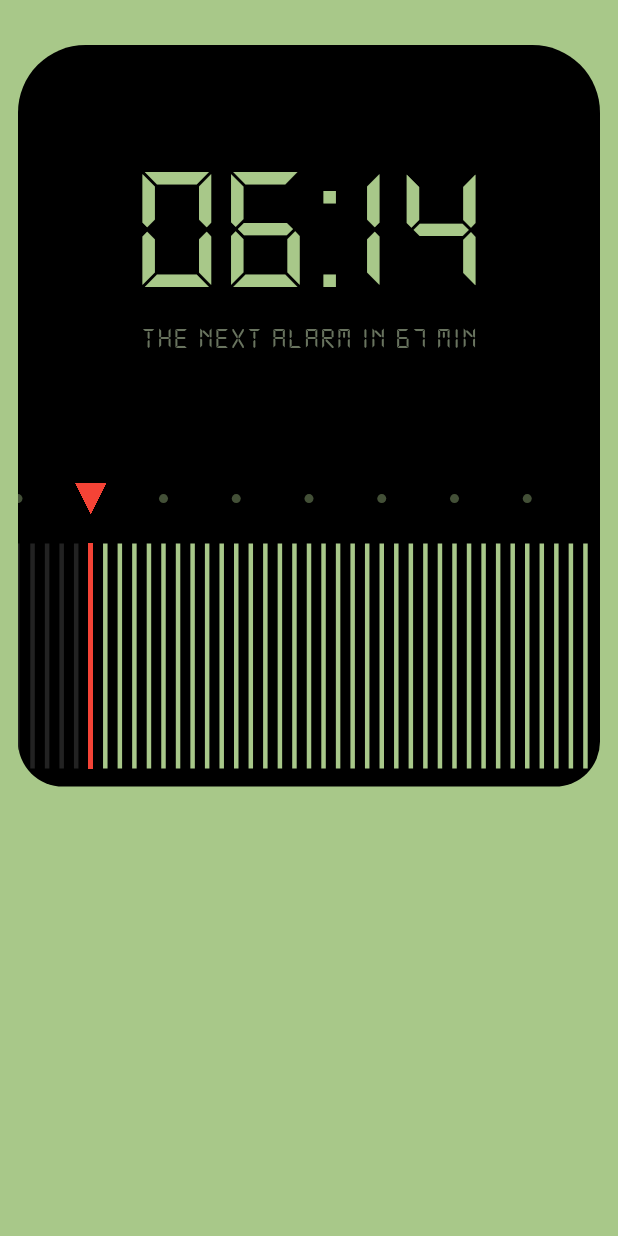
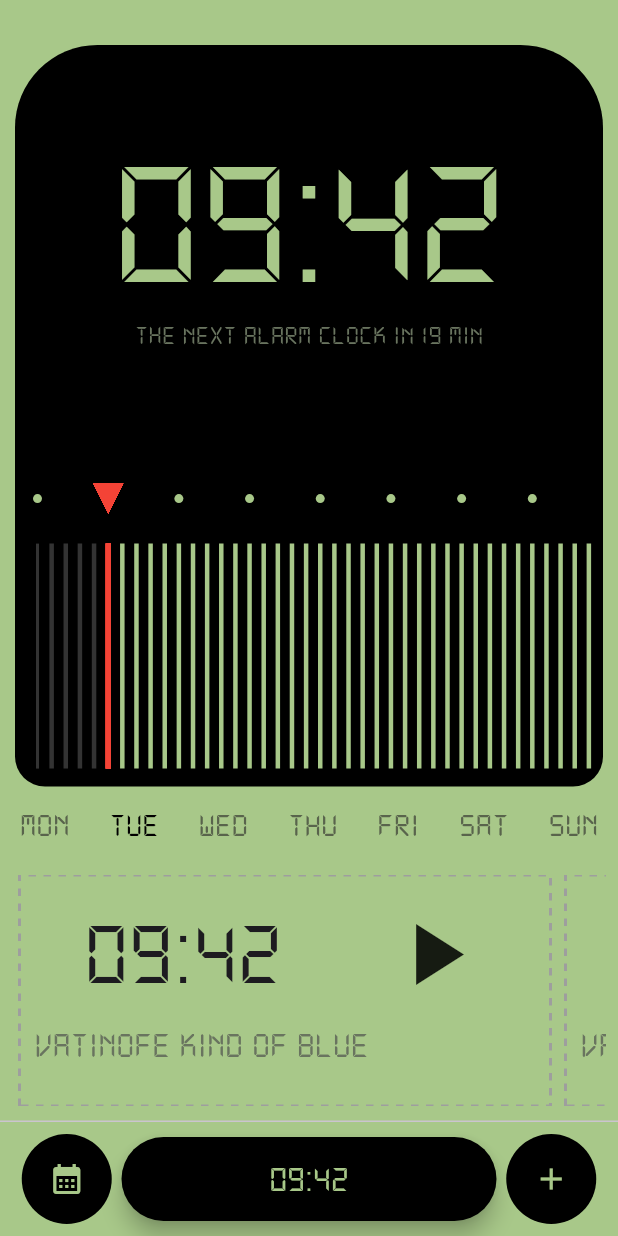
Before and after one commit to notwewnothing/mfaa, a Flutter app: the screen it shows after launch, on a phone screen of 412 x 824 dp. Run offline on Flutter 3.47's test engine with Material 3 defaults, Android fonts, the phone set to English and light mode, and no system bars; drawn by our look-alikes of dotted_border.

Commit message:
UI completed (kinda)

```diff
--- a/lib/main.dart
+++ b/lib/main.dart
@@ -1,24 +1,21 @@
 import 'package:flutter/material.dart';
-import 'package:mfaaa/screens/home.dart';
+import 'package:mfaaa/pages/clock_dashboard.dart';
 
-void main() {
-  runApp(const MyApp());
-}
+void main() => runApp(const AlarmApp());
 
-class MyApp extends StatelessWidget {
-  const MyApp({super.key});
+class AlarmApp extends StatelessWidget {
+  const AlarmApp({super.key});
 
-  // This widget is the root of your application.
   @override
   Widget build(BuildContext context) {
     return MaterialApp(
-      title: 'Flutter Demo',
+      title: 'Alarm Clock',
       theme: ThemeData(
         fontFamily: 'Digital',
         colorScheme: ColorScheme.fromSeed(seedColor: Colors.deepPurple),
         useMaterial3: true,
       ),
-      home: const HomePage(),
+      home: const ClockDashboard(),
     );
   }
 }
--- /dev/null
+++ b/lib/pages/clock_dashboard.dart
@@ -0,0 +1,233 @@
+import 'package:dotted_border/dotted_border.dart';
+import 'package:flutter/material.dart';
+
+import 'time_wheel_page.dart';
+
+const _screen = Color(0xffa8c889);
+const _muted = Color(0xff69745f);
+const _dim = Color(0xff59644c);
+const _filledBar = Color(0xff333333);
+
+class ClockDashboard extends StatefulWidget {
+  const ClockDashboard({super.key});
+
+  @override
+  State<ClockDashboard> createState() => _ClockDashboardState();
+}
+
+class _ClockDashboardState extends State<ClockDashboard> {
+  static const _week = ['MON', 'TUE', 'WED', 'THU', 'FRI', 'SAT', 'SUN'];
+
+  @override
+  Widget build(BuildContext context) {
+    final media = MediaQuery.of(context);
+
+    return Container(
+      color: _screen,
+      child: Scaffold(
+        backgroundColor: _screen,
+        body: Column(
+          children: [
+            Padding(
+              padding: const EdgeInsets.only(
+                left: 10.0,
+                right: 10.0,
+                top: 30.0,
+                bottom: 10.0,
+              ),
+              child: Container(
+                width: double.infinity,
+                height: media.size.height * 0.6,
+                padding: EdgeInsets.only(top: media.padding.top),
+                decoration: const BoxDecoration(
+                  color: Colors.black,
+                  borderRadius: BorderRadius.only(
+                    topLeft: Radius.circular(55),
+                    topRight: Radius.circular(55),
+                    bottomLeft: Radius.circular(20),
+                    bottomRight: Radius.circular(20),
+                  ),
+                ),
+                child: Column(
+                  mainAxisAlignment: MainAxisAlignment.spaceBetween,
+                  children: [
+                    const Column(
+                      children: [
+                        SizedBox(height: 60),
+                        Text(
+                          '09:42',
+                          style: TextStyle(
+                            fontSize: 120,
+                            color: _screen,
+                            height: 0,
+                          ),
+                        ),
+                        Text(
+                          'THE NEXT ALARM CLOCK IN 19 MIN',
+                          style: TextStyle(fontSize: 18, color: _muted),
+                        ),
+                      ],
+                    ),
+                    Padding(
+                      padding: const EdgeInsets.only(bottom: 12.0, left: 15.0),
+                      child: CustomPaint(
+                        painter: TimelinePainter(5),
+                        size: const Size(double.infinity, 150),
+                      ),
+                    ),
+                  ],
+                ),
+              ),
+            ),
+            Row(
+              mainAxisAlignment: MainAxisAlignment.spaceAround,
+              children: _week
+                  .map(
+                    (label) => Text(
+                      label,
+                      style: TextStyle(
+                        fontSize: 22,
+                        color:
+                            DateTime.now().weekday == _week.indexOf(label) + 1
+                            ? Colors.black
+                            : _dim,
+                      ),
+                    ),
+                  )
+                  .toList(),
+            ),
+            const SizedBox(height: 18),
+            Padding(
+              padding: const EdgeInsets.symmetric(horizontal: 8.0),
+              child: SingleChildScrollView(
+                scrollDirection: Axis.horizontal,
+                child: Row(children: List.generate(3, (_) => _alarmTile())),
+              ),
+            ),
+          ],
+        ),
+        persistentFooterButtons: [
+          Row(
+            mainAxisAlignment: MainAxisAlignment.spaceEvenly,
+            children: [
+              IconButton(
+                onPressed: () {},
+                icon: const Icon(Icons.calendar_month, color: _screen),
+                style: IconButton.styleFrom(
+                  backgroundColor: Colors.black,
+                  fixedSize: const Size(60, 60),
+                ),
+              ),
+              SizedBox(
+                width: 250,
+                child: FloatingActionButton.extended(
+                  onPressed: () {},
+                  label: const Text('09:42', style: TextStyle(fontSize: 24)),
+                  shape: const StadiumBorder(),
+                  backgroundColor: Colors.black,
+                  foregroundColor: _screen,
+                ),
+              ),
+              IconButton(
+                onPressed: () => Navigator.push(
+                  context,
+                  MaterialPageRoute(builder: (_) => const TimeWheelPage()),
+                ),
+                icon: const Icon(Icons.add, color: _screen),
+                style: IconButton.styleFrom(
+                  backgroundColor: Colors.black,
+                  fixedSize: const Size(60, 60),
+                ),
+              ),
+            ],
+          ),
+        ],
+      ),
+    );
+  }
+
+  Widget _alarmTile() {
+    return Padding(
+      padding: const EdgeInsets.symmetric(horizontal: 5.0),
+      child: DottedBorder(
+        color: Colors.grey,
+        strokeWidth: 2,
+        dashPattern: const [5, 5],
+        borderType: BorderType.RRect,
+        child: Container(
+          padding: const EdgeInsets.all(8),
+          width: 350,
+          height: 150,
+          child: const Column(
+            crossAxisAlignment: CrossAxisAlignment.start,
+            children: [
+              Row(
+                mainAxisAlignment: MainAxisAlignment.spaceAround,
+                children: [
+                  Text('09:42', style: TextStyle(fontSize: 60)),
+                  Icon(Icons.play_arrow, size: 70),
+                ],
+              ),
+              Text(
+                'VATINOFE KIND OF BLUE',
+                style: TextStyle(fontSize: 24, color: _muted),
+              ),
+            ],
+          ),
+        ),
+      ),
+    );
+  }
+}
+
+class TimelinePainter extends CustomPainter {
+  TimelinePainter(this.active);
+
+  final int active;
+  final int _tickTotal = 40;
+
+  @override
+  void paint(Canvas canvas, Size size) {
+    final brush = Paint()
+      ..strokeWidth = 2
+      ..style = PaintingStyle.stroke;
+
+    final gap = size.width / _tickTotal;
+
+    for (var n = 0; n < _tickTotal; n++) {
+      brush.color = n < active ? _filledBar : _screen;
+      canvas.drawLine(Offset(n * gap, size.height), Offset(n * gap, 0), brush);
+
+      if (n % 5 == 0 && n != active) {
+        brush
+          ..style = PaintingStyle.fill
+          ..color = _screen;
+        canvas.drawCircle(Offset(n * gap, -30), 3, brush);
+        brush.style = PaintingStyle.stroke;
+      }
+
+      brush.color = Colors.red;
+      canvas.drawLine(
+        Offset(active * gap, size.height),
+        Offset(active * gap, 0),
+        brush..strokeWidth = 3,
+      );
+
+      brush
+        ..style = PaintingStyle.fill
+        ..color = Colors.red;
+
+      final tipX = active * gap;
+      final tip = Path()
+        ..moveTo(tipX, -20)
+        ..lineTo(tipX - 10, -40)
+        ..lineTo(tipX + 10, -40)
+        ..close();
+
+      canvas.drawPath(tip, brush);
+    }
+  }
+
+  @override
+  bool shouldRepaint(covariant CustomPainter oldDelegate) => true;
+}
--- a/lib/screens/home.dart
+++ /dev/null
@@ -1,133 +0,0 @@
-import 'package:flutter/material.dart';
-
-class HomePage extends StatefulWidget {
-  const HomePage({super.key});
-
-  @override
-  State<HomePage> createState() => _HomePageState();
-}
-
-class _HomePageState extends State<HomePage> {
-  @override
-  Widget build(BuildContext context) {
-    return Container(
-      color: Color(0xffa8c889),
-      child: Scaffold(
-        backgroundColor: const Color(0xffa8c889),
-        body: Column(
-          children: [
-            Padding(
-              padding: EdgeInsets.fromLTRB(12, 30, 12, 10),
-              child: Container(
-                width: double.infinity,
-                height: MediaQuery.sizeOf(context).height * 0.6,
-                padding: EdgeInsets.only(
-                  top: MediaQuery.of(context).padding.top,
-                ),
-                clipBehavior: Clip.antiAlias,
-                decoration: BoxDecoration(
-                  color: Colors.black,
-                  borderRadius: BorderRadius.only(
-                    topLeft: Radius.circular(45),
-                    topRight: Radius.circular(45),
-                    bottomLeft: Radius.circular(30),
-                    bottomRight: Radius.circular(30),
-                  ),
-                ),
-                child: Column(
-                  mainAxisAlignment: MainAxisAlignment.spaceBetween,
-                  children: [
-                    Column(
-                      children: [
-                        SizedBox(height: 60),
-                        Text(
-                          "06:14",
-                          style: TextStyle(
-                            fontSize: 120,
-                            color: Color(0xffa8c889),
-                            height: 1.05,
-                          ),
-                        ),
-                        Text(
-                          "THE NEXT ALARM IN 67 MIN",
-                          style: TextStyle(
-                            fontSize: 20,
-
-                            letterSpacing: 1,
-                            color: Color(0xff69745F),
-                            height: 0,
-                          ),
-                        ),
-                      ],
-                    ),
-                    Padding(
-                      padding: const EdgeInsets.only(bottom: 12.0),
-                      child: CustomPaint(
-                        painter: ProgressPainter(5),
-                        size: Size(double.infinity, 150),
-                      ),
-                    ),
-                  ],
-                ),
-              ),
-            ),
-          ],
-        ),
-      ),
-    );
-  }
-}
-
-class ProgressPainter extends CustomPainter {
-  final int totalBars = 40;
-  final int currentProgress;
-  ProgressPainter(this.currentProgress);
-  @override
-  void paint(Canvas canvas, Size size) {
-    final paint = Paint()
-      ..strokeWidth = 2
-      ..style = PaintingStyle.stroke;
-
-    double barSpacing = size.width / totalBars;
-
-    for (int i = 0; i < totalBars; i++) {
-      paint.color = i < currentProgress
-          ? const Color(0xff222222)
-          : const Color(0xffa8c889);
-      canvas.drawLine(
-        Offset(i * barSpacing, size.height),
-        Offset(i * barSpacing, 0),
-        paint,
-      );
-      if (i % 5 == 0 && i != currentProgress) {
-        paint
-          ..style = PaintingStyle.fill
-          ..color = const Color(0xffa8c889).withValues(alpha: 0.4);
-        canvas.drawCircle(Offset(i * barSpacing, -30), 3, paint);
-        paint.style = PaintingStyle.stroke;
-      }
-      paint.color = Colors.red;
-      canvas.drawLine(
-        Offset(currentProgress * barSpacing, size.height),
-        Offset(currentProgress * barSpacing, 0),
-        paint..strokeWidth = 3,
-      );
-      paint
-        ..style = PaintingStyle.fill
-        ..color = Colors.red;
-      final path = Path();
-      final arrowX = currentProgress * barSpacing;
-      path.moveTo(arrowX, -20);
-      path.lineTo(arrowX - 10, -40);
-      path.lineTo(arrowX + 10, -40);
-      path.close();
-
-      canvas.drawPath(path, paint);
-    }
-  }
-
-  @override
-  bool shouldRepaint(covariant CustomPainter oldDelegate) {
-    return true;
-  }
-}
```
Also changed, not shown: lib/pages/time_wheel_page.dart (added, +185 -0 lines), pubspec.yaml (+5 -75 lines), pubspec.lock, 1 other file.
